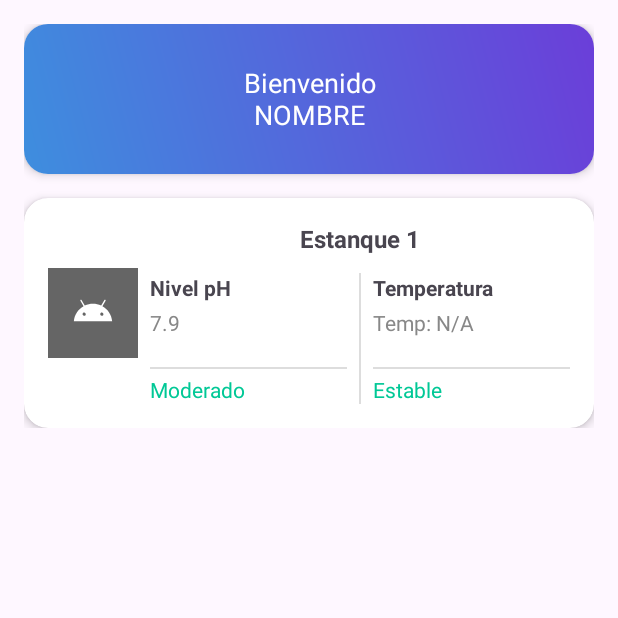
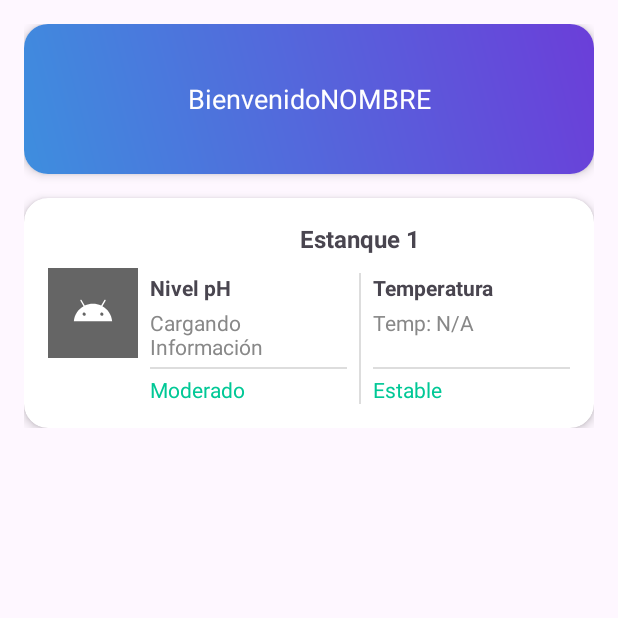
Before and after one commit to Ilde-R/HydraWare, an Android app: the screen it shows after launch (MainActivity), on a phone screen of 412 x 824 dp, the top half of it. Run offline under Robolectric (Android 15) with nearby library versions, the phone set to English and light mode, and no system bars; our stand-ins replace Firebase (no records; nobody signed in at launch, a user with empty details on screens opened directly).

```diff
--- a/app/src/main/AndroidManifest.xml
+++ b/app/src/main/AndroidManifest.xml
@@ -12,6 +12,9 @@
         android:supportsRtl="true"
         android:theme="@style/Theme.Hydraware">
         <activity
+            android:name=".AnalysisActivity"
+            android:exported="false" />
+        <activity
             android:name=".MainActivity"
             android:exported="true">
             <intent-filter>
--- a/app/src/main/java/com/app/hydraware/MainActivity.kt
+++ b/app/src/main/java/com/app/hydraware/MainActivity.kt
@@ -23,7 +23,7 @@ class MainActivity : AppCompatActivity() {
         // Asocia el TextView del layout
         textTempValue = findViewById(R.id.textTempValue)
 
-        // Escucha los cambios de temperatura
+        // Escucha los cambios de temperatura de FIREBASE
         val tempRef = database.child("sensores").child("temperatura").child("temperatura")
         tempRef.addValueEventListener(object : ValueEventListener {
             override fun onDataChange(snapshot: DataSnapshot) {
--- a/app/src/main/res/layout/activity_main.xml
+++ b/app/src/main/res/layout/activity_main.xml
@@ -18,7 +18,7 @@
             android:layout_width="match_parent"
             android:layout_height="match_parent"
             android:gravity="center"
-            android:text="Bienvenido\nNOMBRE"
+            android:text="Bienvenido\NOMBRE"
             android:textAlignment="center"
             android:textColor="#FFFFFF"
             android:background="@drawable/bg_gradient"
@@ -91,7 +91,7 @@
                             android:layout_width="120dp"
                             android:layout_height="35dp"
                             android:paddingBottom="0dp"
-                            android:text="7.9"
+                            android:text="Cargando Información"
                             android:textColor="#888888" />
 
                         <!-- Divisor horizontal -->
```
Also changed, not shown: app/src/main/java/com/app/hydraware/AnalysisActivity.kt (added, +20 -0 lines), app/src/main/res/layout/activity_analysis.xml (added, +10 -0 lines).
